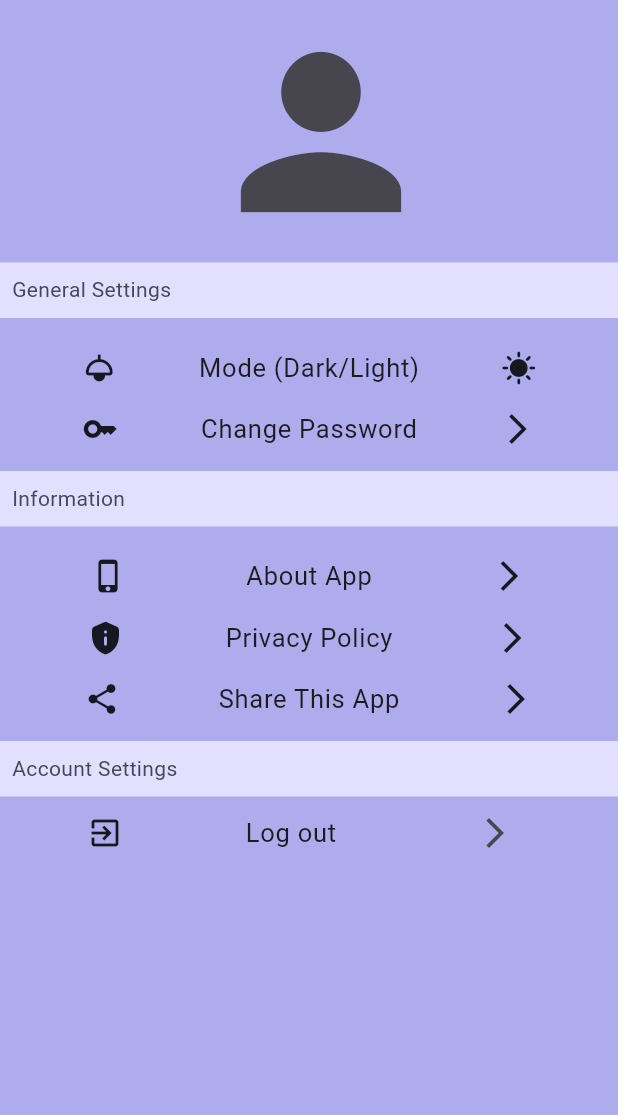
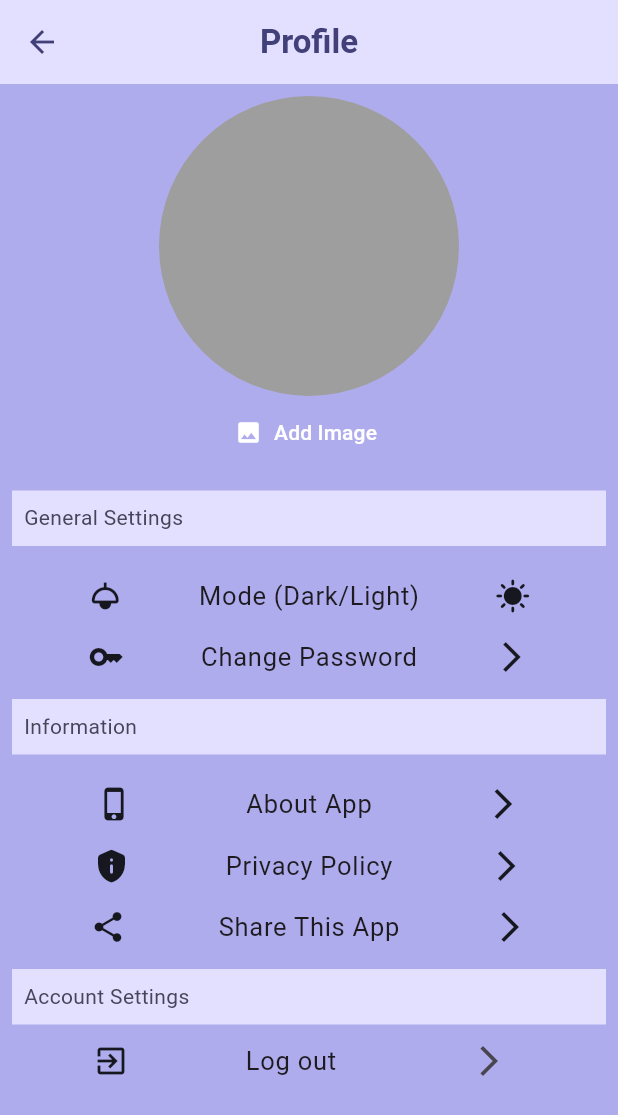
Before and after one commit to MotazElayyan/ProLeague, a Flutter app: the ProfilePage screen opened directly, on a phone screen of 412 x 824 dp. Shown: the top 1115 px of the screen. Run offline on Flutter 3.47's test engine with Material 3 defaults, Android fonts, the phone set to English and light mode, and no system bars; our stand-ins replace carousel_slider, cloud_firestore, curved_navigation_bar, firebase_auth, firebase_core, flutter_social_button and 1 more; accounts and stored records are empty; network calls fail.

Commit message:
changed title

```diff
--- a/lib/main.dart
+++ b/lib/main.dart
@@ -1,5 +1,6 @@
 import 'package:flutter/material.dart';
 import 'package:firebase_core/firebase_core.dart';
+import 'package:grad_project/test/playersTest.dart';
 import 'firebase_options.dart';
 
 import 'package:grad_project/screens/pages/homePage.dart';
@@ -78,7 +79,7 @@ class App extends StatelessWidget {
       theme: lightTheme,
       darkTheme: darkTheme,
       themeMode: ThemeMode.system,
-      home: HomePage(),
+      home: PlayersTest(),
     );
   }
 }
--- a/lib/models/textForm.dart
+++ b/lib/models/textForm.dart
@@ -6,11 +6,13 @@ class CustomTextForm extends StatelessWidget {
     required this.hintText,
     required this.myController,
     this.icon,
+    this.onSaved,
   });
 
   final String hintText;
   final TextEditingController myController;
   final Icon? icon;
+  final Function()? onSaved;
 
   @override
   Widget build(BuildContext context) {
--- a/lib/screens/pages/profilePage.dart
+++ b/lib/screens/pages/profilePage.dart
@@ -1,3 +1,5 @@
+import 'dart:io';
+
 import 'package:firebase_auth/firebase_auth.dart';
 import 'package:flutter/material.dart';
 import 'package:grad_project/widgets/imageInput.dart';
@@ -11,15 +13,26 @@ class ProfilePage extends StatefulWidget {
 
 class _ProfilePageState extends State<ProfilePage> {
   bool firstSwitchValue = false;
+  File? _pickedImage;
 
   @override
   Widget build(BuildContext context) {
     return Scaffold(
+      appBar: AppBar(
+        backgroundColor: Theme.of(context).colorScheme.primaryContainer,
+        title: const Text('Profile'),
+      ),
       backgroundColor: Theme.of(context).colorScheme.primary,
-      body: Column(
+      body: Padding(
+        padding: const EdgeInsets.all(8.0),
+        child: Column(
           crossAxisAlignment: CrossAxisAlignment.center,
           children: [
-          ImageInput(),
+            ImageInput(
+              onImagePick: (pickedImage) {
+                _pickedImage = pickedImage;
+              },
+            ),
             const SizedBox(height: 15),
             Container(
               width: double.infinity,
@@ -155,6 +168,7 @@ class _ProfilePageState extends State<ProfilePage> {
             ),
           ],
         ),
+      ),
     );
   }
 }
--- a/lib/screens/signinOptions/loginPage.dart
+++ b/lib/screens/signinOptions/loginPage.dart
@@ -30,7 +30,10 @@ class _LoginPageState extends State<LoginPage> {
           email: emailValue,
           password: passwordValue,
         );
-        Navigator.of(context).push(MaterialPageRoute(builder: (ctx) => Tabs()));
+        Navigator.of(context).pushAndRemoveUntil(
+          MaterialPageRoute(builder: (ctx) => Tabs()),
+          (route) => false,
+        );
       } on FirebaseAuthException catch (error) {
         if (error.code == 'user-not-found') {
           ScaffoldMessenger.of(context).clearSnackBars();
--- a/lib/widgets/imageInput.dart
+++ b/lib/widgets/imageInput.dart
@@ -3,7 +3,9 @@ import 'package:flutter/material.dart';
 import 'package:image_picker/image_picker.dart';
 
 class ImageInput extends StatefulWidget {
-  const ImageInput({super.key});
+  const ImageInput({super.key, required this.onImagePick});
+
+  final void Function(File pickedImage) onImagePick;
 
   @override
   State<ImageInput> createState() {
@@ -12,14 +14,15 @@ class ImageInput extends StatefulWidget {
 }
 
 class _ImageInputState extends State<ImageInput> {
-  File? _selectedImage;
+  File? _selectedImageFile;
 
   void _selectImage() async {
     final imagePicker = ImagePicker();
     final pickedImage = await imagePicker.pickImage(
-      source: ImageSource.gallery,
-      maxHeight: 500,
-      maxWidth: 500,
+      source: ImageSource.camera,
+      maxHeight: 200,
+      maxWidth: 200,
+      imageQuality: 50,
     );
 
     if (pickedImage == null) {
@@ -27,35 +30,36 @@ class _ImageInputState extends State<ImageInput> {
     }
 
     setState(() {
-      _selectedImage = File(pickedImage.path);
+      _selectedImageFile = File(pickedImage.path);
     });
+
+    widget.onImagePick(_selectedImageFile!);
   }
 
   @override
   Widget build(BuildContext context) {
-    Widget content = IconButton(
-      onPressed: _selectImage,
-      icon: const Icon(Icons.person),
-      iconSize: 160,
-    );
-
-    if (_selectedImage != null) {
-      content = GestureDetector(
-        onTap: _selectImage,
-        child: Image.file(
-          _selectedImage!,
-          fit: BoxFit.cover,
-          width: double.infinity,
-          height: double.infinity,
+    return Column(
+      children: [
+        CircleAvatar(
+          radius: 100,
+          backgroundColor: Colors.grey,
+          foregroundImage:
+              _selectedImageFile != null
+                  ? FileImage(_selectedImageFile!)
+                  : null,
         ),
-      );
-    }
-
-    return Container(
-      height: 160,
-      width: 160,
-      alignment: Alignment.center,
-      child: content,
+        TextButton.icon(
+          onPressed: _selectImage,
+          label: Text(
+            'Add Image',
+            style: TextStyle(color: Theme.of(context).colorScheme.onPrimary),
+          ),
+          icon: Icon(
+            Icons.image,
+            color: Theme.of(context).colorScheme.onPrimary,
+          ),
+        ),
+      ],
     );
   }
 }
--- a/pubspec.yaml
+++ b/pubspec.yaml
@@ -41,6 +41,9 @@ dependencies:
   url_launcher: ^6.3.1
   image_picker: ^1.1.2
   riverpod: ^2.6.1
+  firebase_storage: ^12.4.5
+  cloud_firestore: ^5.6.6
+  curved_navigation_bar: ^1.0.6
 
 dev_dependencies:
   flutter_test:
```
Also changed, not shown: lib/screens/signinOptions/signupPage.dart (+42 -18 lines), lib/widgets/tabs.dart (+38 -8 lines), lib/firebase_options.dart, pubspec.lock, 4 other files. Lines whose indentation alone changed are shown as unchanged.
